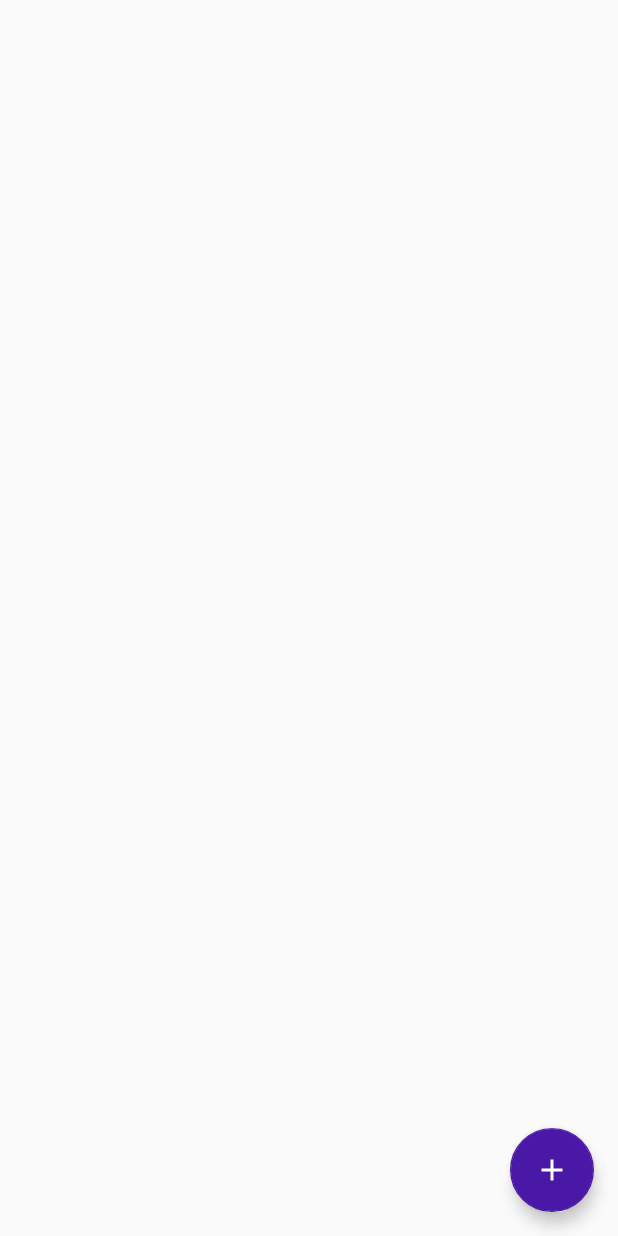
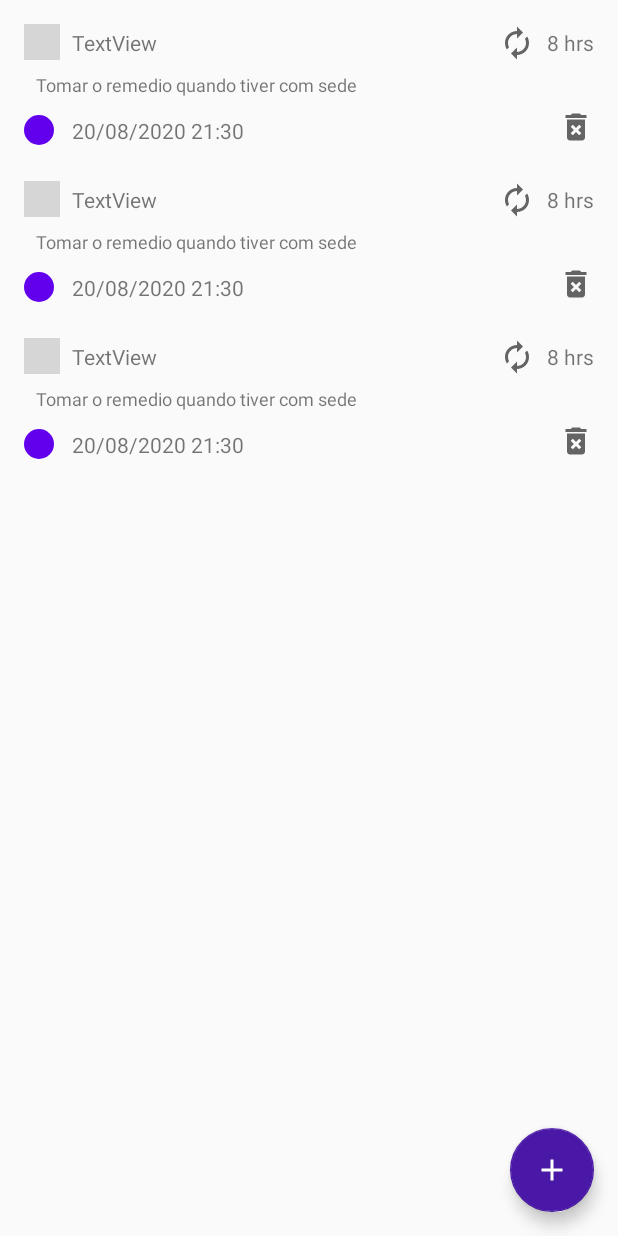
Before and after one commit to victorbrndls/Vixtra-Android, an Android app: the layout fragment_home.xml on its own in the app's theme, with its tools: preview values and no code run, on a phone screen of 412 x 824 dp. Run offline under Robolectric (Android 15) with nearby library versions, the phone set to English and light mode, and no system bars; grey boxes are pictures that could not be loaded.

Commit message:
Create medicine item layout

```diff
--- /dev/null
+++ b/app/src/main/java/com/harystolho/vixtra/core/entity/Medicine.kt
@@ -0,0 +1,7 @@
+package com.harystolho.vixtra.core.entity
+
+class Medicine(
+    private val id: Long,
+    private val name: String,
+    private val description: String
+)
--- a/app/src/main/java/com/harystolho/vixtra/presentation/MainActivity.kt
+++ b/app/src/main/java/com/harystolho/vixtra/presentation/MainActivity.kt
@@ -26,6 +26,7 @@ class MainActivity : AppCompatActivity() {
                 R.id.navigation_dashboard
             )
         )
+
         setupActionBarWithNavController(navController, appBarConfiguration)
         nav_view.setupWithNavController(navController)
     }
--- /dev/null
+++ b/app/src/main/java/com/harystolho/vixtra/presentation/home/adapter/MedicineAdapter.kt
@@ -0,0 +1,36 @@
+package com.harystolho.vixtra.presentation.home.adapter
+
+import android.view.LayoutInflater
+import android.view.View
+import android.view.ViewGroup
+import androidx.recyclerview.widget.RecyclerView
+import com.harystolho.vixtra.R
+import com.harystolho.vixtra.core.entity.Medicine
+
+class MedicineAdapter(
+    private val medicines: List<Medicine>
+) : RecyclerView.Adapter<MedicineViewHolder>() {
+
+    private val _medicines = mutableListOf(*medicines.toTypedArray())
+
+    override fun onCreateViewHolder(parent: ViewGroup, viewType: Int): MedicineViewHolder {
+        val view = LayoutInflater.from(parent.context)
+            .inflate(R.layout.layout_medicine_item, parent, false)
+        return MedicineViewHolder(view)
+    }
+
+    override fun getItemCount() = _medicines.size
+
+    override fun onBindViewHolder(holder: MedicineViewHolder, position: Int) {
+        holder.bind(_medicines[position])
+    }
+
+}
+
+class MedicineViewHolder(view: View) : RecyclerView.ViewHolder(view) {
+
+    fun bind(medicine: Medicine) {
+
+    }
+
+}
--- /dev/null
+++ b/app/src/main/res/drawable/autorenew_black_24.xml
@@ -0,0 +1,10 @@
+<vector xmlns:android="http://schemas.android.com/apk/res/android"
+    android:width="24dp"
+    android:height="24dp"
+    android:viewportWidth="24"
+    android:viewportHeight="24"
+    android:tint="?attr/colorControlNormal">
+  <path
+      android:fillColor="@android:color/white"
+      android:pathData="M12,6v3l4,-4 -4,-4v3c-4.42,0 -8,3.58 -8,8 0,1.57 0.46,3.03 1.24,4.26L6.7,14.8c-0.45,-0.83 -0.7,-1.79 -0.7,-2.8 0,-3.31 2.69,-6 6,-6zM18.76,7.74L17.3,9.2c0.44,0.84 0.7,1.79 0.7,2.8 0,3.31 -2.69,6 -6,6v-3l-4,4 4,4v-3c4.42,0 8,-3.58 8,-8 0,-1.57 -0.46,-3.03 -1.24,-4.26z"/>
+</vector>
--- /dev/null
+++ b/app/src/main/res/drawable/delete_forever_black_24.xml
@@ -0,0 +1,10 @@
+<vector xmlns:android="http://schemas.android.com/apk/res/android"
+    android:width="24dp"
+    android:height="24dp"
+    android:viewportWidth="24"
+    android:viewportHeight="24"
+    android:tint="?attr/colorControlNormal">
+  <path
+      android:fillColor="@android:color/white"
+      android:pathData="M6,19c0,1.1 0.9,2 2,2h8c1.1,0 2,-0.9 2,-2L18,7L6,7v12zM8.46,11.88l1.41,-1.41L12,12.59l2.12,-2.12 1.41,1.41L13.41,14l2.12,2.12 -1.41,1.41L12,15.41l-2.12,2.12 -1.41,-1.41L10.59,14l-2.13,-2.12zM15.5,4l-1,-1h-5l-1,1L5,4v2h14L19,4z"/>
+</vector>
--- /dev/null
+++ b/app/src/main/res/drawable/rounded_circle.xml
@@ -0,0 +1,7 @@
+<?xml version="1.0" encoding="utf-8"?>
+<shape xmlns:android="http://schemas.android.com/apk/res/android"
+    android:shape="oval">
+
+    <solid android:color="@color/colorPrimary" />
+
+</shape>
--- a/app/src/main/res/layout/fragment_home.xml
+++ b/app/src/main/res/layout/fragment_home.xml
@@ -5,6 +5,15 @@
     android:layout_width="match_parent"
     android:layout_height="match_parent"
     tools:context=".presentation.home.HomeFragment">
+
+    <androidx.recyclerview.widget.RecyclerView
+        android:layout_width="match_parent"
+        android:layout_height="match_parent"
+        app:layout_constraintBottom_toBottomOf="parent"
+        app:layout_constraintEnd_toEndOf="parent"
+        app:layout_constraintStart_toStartOf="parent"
+        app:layout_constraintTop_toTopOf="parent"
+        tools:listitem="@layout/layout_medicine_item" />
 
     <com.google.android.material.floatingactionbutton.FloatingActionButton
         android:id="@+id/floatingActionButton"
--- /dev/null
+++ b/app/src/main/res/layout/layout_medicine_item.xml
@@ -0,0 +1,86 @@
+<?xml version="1.0" encoding="utf-8"?>
+<androidx.constraintlayout.widget.ConstraintLayout xmlns:android="http://schemas.android.com/apk/res/android"
+    xmlns:app="http://schemas.android.com/apk/res-auto"
+    xmlns:tools="http://schemas.android.com/tools"
+    android:layout_width="match_parent"
+    android:layout_height="wrap_content">
+
+    <ImageView
+        android:id="@+id/imageView"
+        android:layout_width="24dp"
+        android:layout_height="24dp"
+        android:layout_marginStart="16dp"
+        android:layout_marginTop="16dp"
+        app:layout_constraintStart_toStartOf="parent"
+        app:layout_constraintTop_toTopOf="parent"
+        tools:srcCompat="@tools:sample/avatars" />
+
+    <TextView
+        android:id="@+id/textView"
+        android:layout_width="wrap_content"
+        android:layout_height="wrap_content"
+        android:layout_marginStart="8dp"
+        android:text="TextView"
+        app:layout_constraintBottom_toBottomOf="@+id/imageView"
+        app:layout_constraintStart_toEndOf="@+id/imageView"
+        app:layout_constraintTop_toTopOf="@+id/imageView" />
+
+    <ImageView
+        android:id="@+id/imageView2"
+        android:layout_width="wrap_content"
+        android:layout_height="wrap_content"
+        android:layout_marginEnd="8dp"
+        app:layout_constraintBottom_toBottomOf="@+id/textView2"
+        app:layout_constraintEnd_toStartOf="@+id/textView2"
+        app:layout_constraintTop_toTopOf="@+id/textView2"
+        app:srcCompat="@drawable/autorenew_black_24" />
+
+    <TextView
+        android:id="@+id/textView2"
+        android:layout_width="wrap_content"
+        android:layout_height="wrap_content"
+        android:layout_marginEnd="16dp"
+        app:layout_constraintBottom_toBottomOf="@+id/imageView"
+        app:layout_constraintEnd_toEndOf="parent"
+        app:layout_constraintTop_toTopOf="@+id/imageView"
+        tools:text="8 hrs" />
+
+    <TextView
+        android:id="@+id/textView3"
+        android:layout_width="wrap_content"
+        android:layout_height="wrap_content"
+        android:layout_marginStart="8dp"
+        android:layout_marginTop="8dp"
+        android:textSize="12sp"
+        app:layout_constraintStart_toStartOf="@+id/imageView"
+        app:layout_constraintTop_toBottomOf="@+id/imageView"
+        tools:text="Tomar o remedio quando tiver com sede" />
+
+    <ImageView
+        android:id="@+id/imageView3"
+        android:layout_width="wrap_content"
+        android:layout_height="wrap_content"
+        app:layout_constraintBottom_toBottomOf="@+id/imageView4"
+        app:layout_constraintEnd_toEndOf="@+id/textView2"
+        app:srcCompat="@drawable/delete_forever_black_24" />
+
+    <ImageView
+        android:id="@+id/imageView4"
+        android:layout_width="20dp"
+        android:layout_height="20dp"
+        android:layout_marginTop="12dp"
+        android:layout_marginBottom="8dp"
+        app:layout_constraintBottom_toBottomOf="parent"
+        app:layout_constraintStart_toStartOf="@+id/imageView"
+        app:layout_constraintTop_toBottomOf="@+id/textView3"
+        app:srcCompat="@drawable/rounded_circle" />
+
+    <TextView
+        android:id="@+id/textView4"
+        android:layout_width="wrap_content"
+        android:layout_height="wrap_content"
+        app:layout_constraintBottom_toBottomOf="@+id/imageView4"
+        app:layout_constraintStart_toStartOf="@+id/textView"
+        app:layout_constraintTop_toTopOf="@+id/imageView4"
+        tools:text="20/08/2020 21:30" />
+</androidx.constraintlayout.widget.ConstraintLayout>
```
